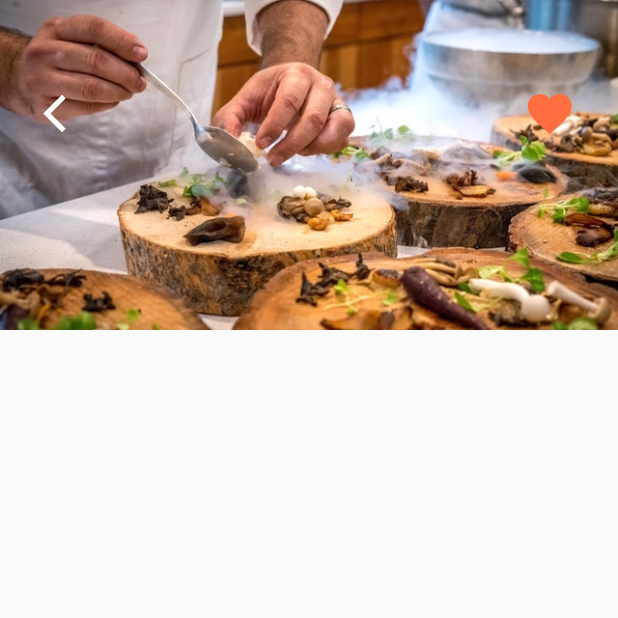
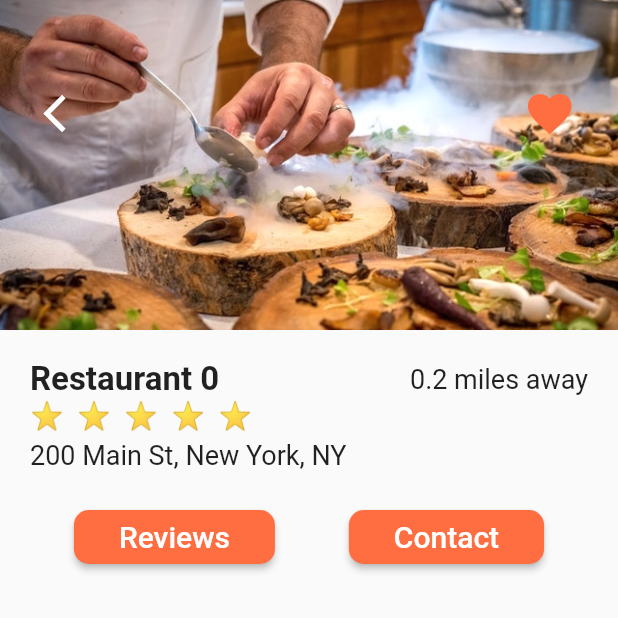
Before and after one commit to eRuaro/delivery_app, a Flutter app: the screen it shows after launch, after a tap on "Restaurant 0", on a phone screen of 412 x 824 dp, the top half of it. Run offline on Flutter 3.47's test engine with Material 2 defaults, Android fonts, the phone set to English and light mode, and no system bars.

Commit message:
fnished top portion of restaurant screen

```diff
--- a/lib/screens/restaurant_screen.dart
+++ b/lib/screens/restaurant_screen.dart
@@ -1,3 +1,4 @@
+import 'package:delivery_app/widgets/rating_stars.dart';
 import 'package:flutter/material.dart';
 import 'package:delivery_app/models/restaurant.dart';
 
@@ -47,9 +48,68 @@ class _RestaurantScreenState extends State<RestaurantScreen> {
                     ),
                   ],
                 ),
-              )
+              ),
             ],
-          )
+          ),
+          Padding(
+            padding: const EdgeInsets.all(20.0),
+            child: Column(
+              crossAxisAlignment: CrossAxisAlignment.start,
+              children: [
+                Row(
+                  mainAxisAlignment: MainAxisAlignment.spaceBetween,
+                  children: [
+                    Text(
+                      widget.restaurant.name,
+                      style: TextStyle(
+                        fontSize: 22.0,
+                        fontWeight: FontWeight.w600,
+                      ),
+                    ),
+                    Text(
+                      '0.2 miles away',
+                      style: TextStyle(
+                        fontSize: 18.0,
+                      ),
+                    ),
+                    ],
+                  ),
+                RatingStars(rating: widget.restaurant.rating,),
+                SizedBox(
+                  height: 6.0,
+                ),
+                Text(
+                  widget.restaurant.address,
+                  style: TextStyle(
+                    fontSize: 18,
+                  ),
+                ),
+               ],
+            ),
+          ),
+          Row(
+            mainAxisAlignment: MainAxisAlignment.spaceEvenly,
+            children: [
+              MaterialButton(
+                onPressed: (){},
+                child: Text('Reviews', style: TextStyle(color: Colors.white, fontSize: 20.0),),
+                color: Theme.of(context).primaryColor,
+                padding: EdgeInsets.symmetric(horizontal: 30),
+                shape: RoundedRectangleBorder(
+                  borderRadius: BorderRadius.circular(10.0),
+                ),
+              ),
+              MaterialButton(
+                onPressed: (){},
+                child: Text('Contact', style: TextStyle(color: Colors.white, fontSize: 20.0),),
+                color: Theme.of(context).primaryColor,
+                padding: EdgeInsets.symmetric(horizontal: 30),
+                shape: RoundedRectangleBorder(
+                  borderRadius: BorderRadius.circular(10.0),
+                ),
+              ),
+            ],
+          ),
         ],
       )
     );
```
